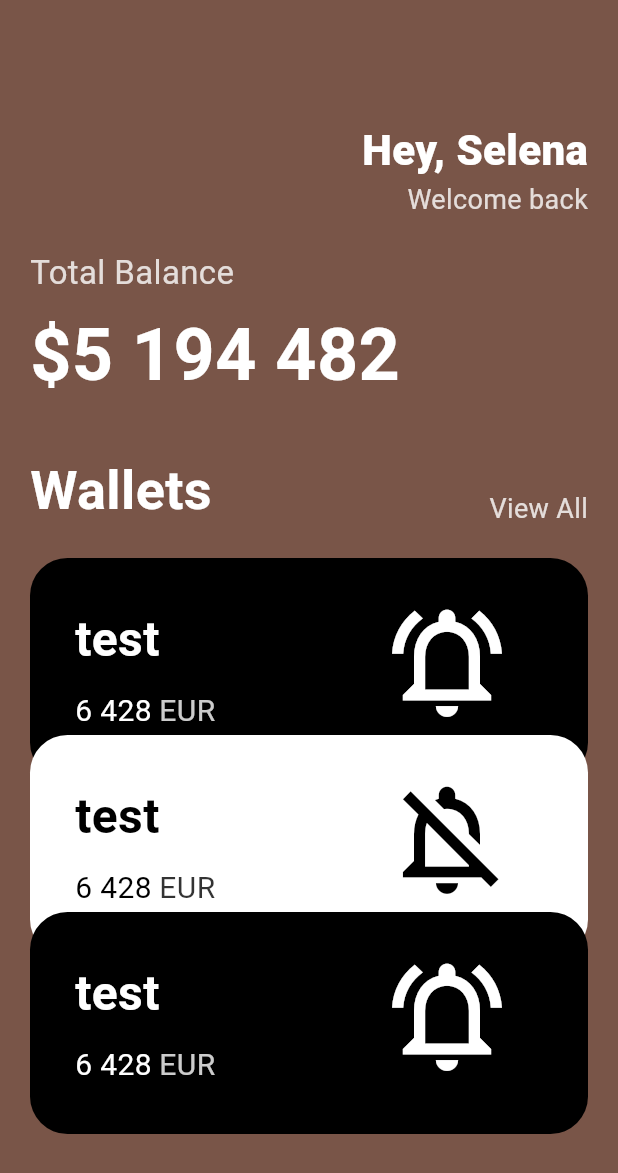
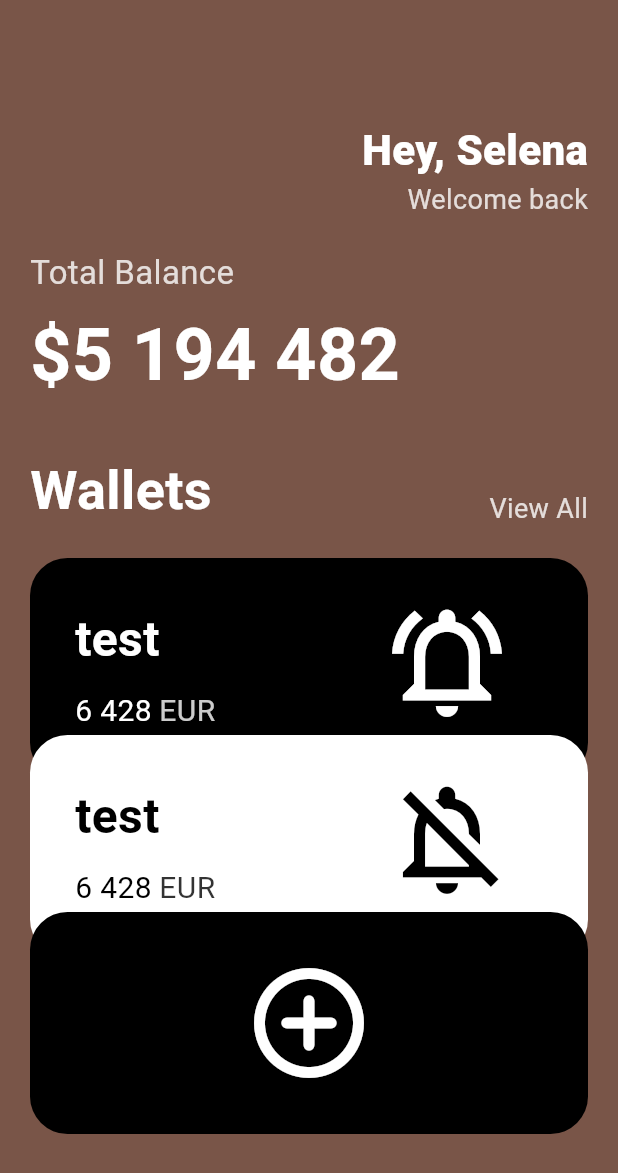
Before and after one commit to rlarleo/pilltodo, a Flutter app: the AlarmScreen screen opened directly, on a phone screen of 412 x 824 dp. Shown: the top 1173 px of the screen. Run offline on Flutter 3.47's test engine with Material 3 defaults, Android fonts, the light colour scheme and no system bars; our stand-ins replace animated_notch_bottom_bar, awesome_dialog, cloud_firestore, device_info_plus, firebase_core; accounts and stored records are empty.

Commit message:
add card 추가

```diff
--- a/pilltodo/lib/screens/alarm_screen.dart
+++ b/pilltodo/lib/screens/alarm_screen.dart
@@ -1,5 +1,6 @@
 import 'package:flutter/material.dart';
 import 'package:pilltodo/provider/device_provider.dart';
+import 'package:pilltodo/widgets/add_card.dart';
 import 'package:pilltodo/widgets/pill_card.dart';
 import 'package:provider/provider.dart';
 
@@ -110,9 +111,9 @@ class AlarmScreen extends StatelessWidget {
                 isInverted: true,
                 index: 1,
               ),
-              const PillCard(
+              const AddCard(
                 pillName: 'test',
-                icon: Icons.notifications_active_outlined,
+                icon: Icons.add_circle_outline_rounded,
                 isInverted: false,
                 index: 2,
               ),
--- /dev/null
+++ b/pilltodo/lib/widgets/add_card.dart
@@ -0,0 +1,95 @@
+import 'package:flutter/material.dart';
+import 'package:awesome_dialog/awesome_dialog.dart';
+import 'package:pilltodo/widgets/pill_input.dart';
+
+class AddCard extends StatefulWidget {
+  final String pillName;
+  final IconData icon;
+  final bool isInverted;
+  final double index;
+
+  const AddCard({
+    super.key,
+    required this.pillName,
+    required this.icon,
+    required this.isInverted,
+    required this.index,
+  });
+
+  @override
+  // ignore: library_private_types_in_public_api
+  _PillCardState createState() => _PillCardState();
+}
+
+class _PillCardState extends State<AddCard> {
+  bool _isPressed = false;
+
+  @override
+  Widget build(BuildContext context) {
+    return Transform.scale(
+      scale: _isPressed ? 1.05 : 1,
+      child: Transform.translate(
+        offset: Offset(0, -30 * widget.index),
+        child: InkWell(
+          onTapDown: (_) {
+            setState(() {
+              _isPressed = true;
+            });
+          },
+          onTapUp: (_) {
+            setState(() {
+              _isPressed = false;
+            });
+          },
+          onTapCancel: () {
+            setState(() {
+              _isPressed = false;
+            });
+          },
+          onTap: () {
+            AwesomeDialog(
+              context: context,
+              animType: AnimType.scale,
+              headerAnimationLoop: false,
+              dialogType: DialogType.success,
+              showCloseIcon: true,
+              body: const PillInputForm(),
+              btnOkOnPress: () {
+                debugPrint('OnClick');
+              },
+              btnOkIcon: Icons.check_circle,
+              onDismissCallback: (type) {
+                debugPrint('Dialog Dismiss from callback $type');
+              },
+            ).show();
+          },
+          child: AnimatedContainer(
+            duration: const Duration(milliseconds: 200),
+            curve: Curves.easeInOut,
+            clipBehavior: Clip.hardEdge,
+            decoration: BoxDecoration(
+              color: widget.isInverted ? Colors.white : Colors.black,
+              borderRadius: BorderRadius.circular(25),
+            ),
+            child: Padding(
+              padding: const EdgeInsets.all(30),
+              child: Row(
+                mainAxisAlignment: MainAxisAlignment.center,
+                children: [
+                  Transform.scale(
+                    scale: 1,
+                    child: Icon(
+                      widget.icon,
+                      color: widget.isInverted ? Colors.black : Colors.white,
+                      size: 88,
+                    ),
+                  ),
+                ],
+              ),
+            ),
+          ),
+        ),
+      ),
+    );
+  }
+}
```
